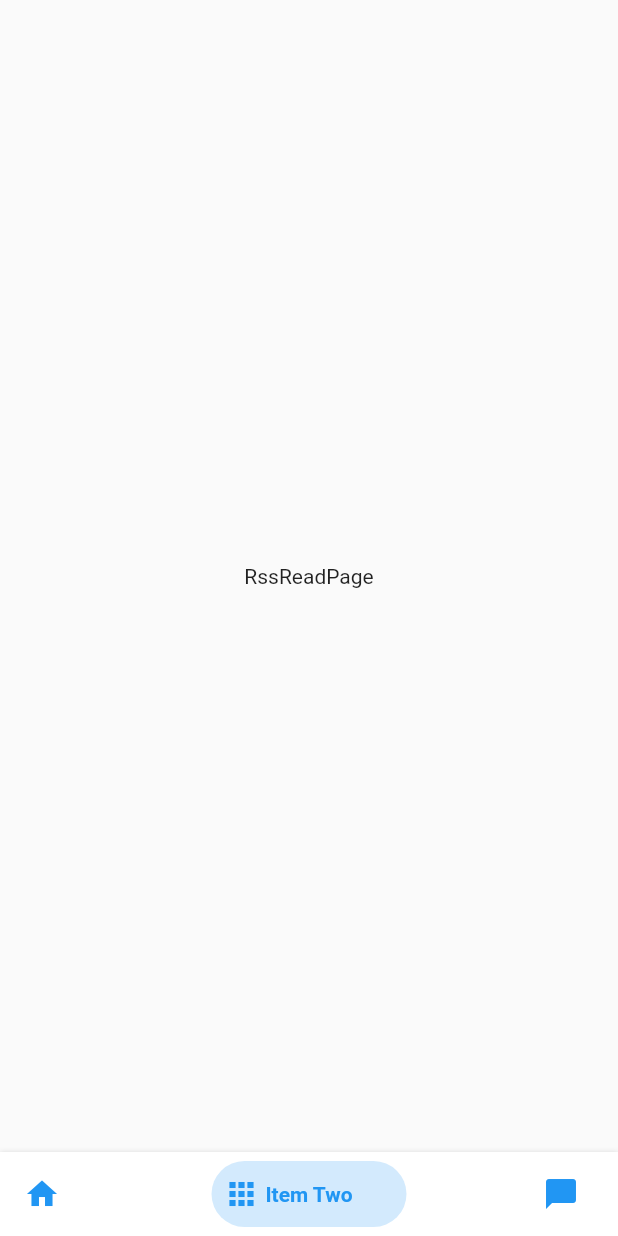
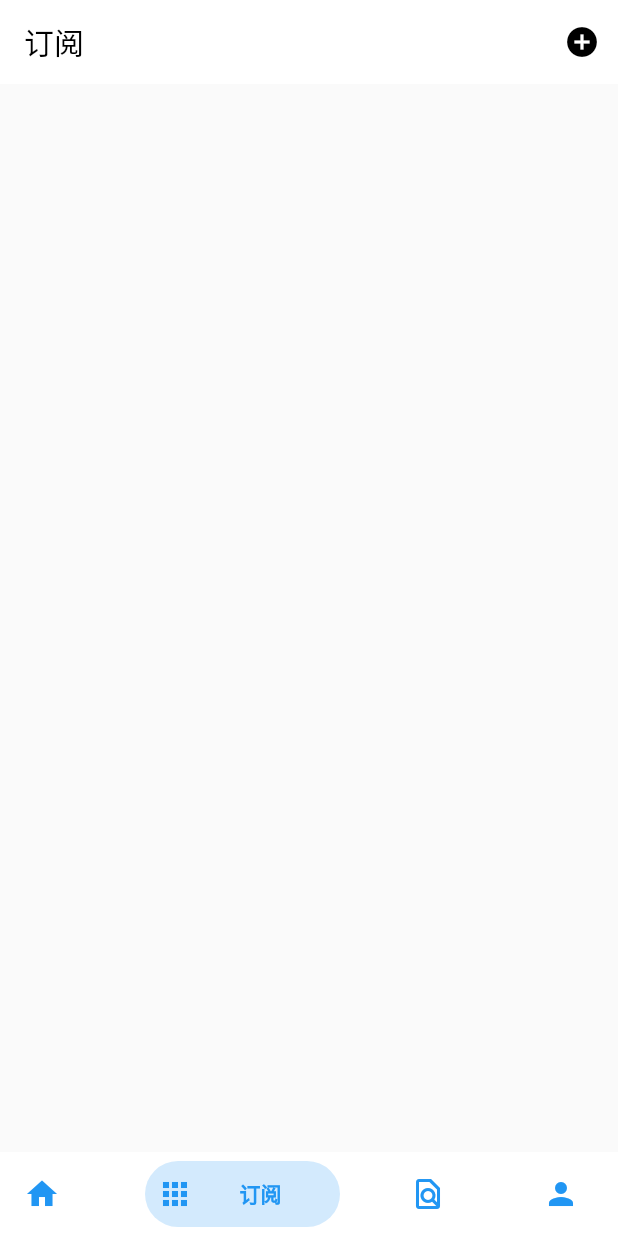
Before and after one commit to swiftdo/flutter_best_practice, a Flutter app: the RssPage screen opened by its route, item 2 of the bottom bar chosen, on a phone screen of 412 x 824 dp. Run offline on Flutter 3.47's test engine with Material 2 defaults, Android fonts, the phone set to English and light mode, and no system bars; drawn by our look-alikes of bottom_navy_bar; our stand-ins replace auto_route, dio, flutter_easyloading, freezed_annotation, hooks_riverpod, rflutter_alert and 1 more.

```diff
--- a/lib/pages/rss/rss_page.dart
+++ b/lib/pages/rss/rss_page.dart
@@ -16,17 +16,31 @@ class RssPage extends HookConsumerWidget {
       routes: const [
         RssIndexRoute(),
         RssReadRoute(),
+        RssFindRoute(),
         RssConfigRoute(),
       ],
       bottomNavigationBuilder: (_, tabsRouter) {
         return BottomNavyBar(
+          showElevation: false,
           selectedIndex: tabsRouter.activeIndex,
           onItemSelected: tabsRouter.setActiveIndex,
           items: <BottomNavyBarItem>[
-            BottomNavyBarItem(title: Text('Item One'), icon: Icon(Icons.home)),
-            BottomNavyBarItem(title: Text('Item Two'), icon: Icon(Icons.apps)),
             BottomNavyBarItem(
-                title: Text('Item Three'), icon: Icon(Icons.chat_bubble)),
+                title: Text('首页'),
+                icon: Icon(Icons.home),
+                textAlign: TextAlign.center),
+            BottomNavyBarItem(
+                title: Text('订阅'),
+                icon: Icon(Icons.apps),
+                textAlign: TextAlign.center),
+            BottomNavyBarItem(
+                title: Text('发现'),
+                icon: Icon(Icons.find_in_page_outlined),
+                textAlign: TextAlign.center),
+            BottomNavyBarItem(
+                title: Text('我的'),
+                icon: Icon(Icons.person),
+                textAlign: TextAlign.center),
           ],
         );
       },
--- a/lib/pages/rss/rss_read_page.dart
+++ b/lib/pages/rss/rss_read_page.dart
@@ -1,12 +1,58 @@
 import 'package:flutter/material.dart';
+import 'package:rflutter_alert/rflutter_alert.dart';
 
 class RssReadPage extends StatelessWidget {
   const RssReadPage({Key? key}) : super(key: key);
 
   @override
   Widget build(BuildContext context) {
-    return Center(
-      child: Text("RssReadPage"),
+    return Scaffold(
+      appBar: AppBar(
+        automaticallyImplyLeading: false,
+        title: const Text(
+          "订阅",
+          style: TextStyle(
+            color: Colors.black,
+          ),
+        ),
+        elevation: 0,
+        centerTitle: false,
+        backgroundColor: Colors.white,
+        actions: [
+          IconButton(
+              onPressed: () {
+                addRss(context);
+              },
+              icon: const Icon(
+                Icons.add_circle,
+                color: Colors.black,
+              ))
+        ],
+      ),
     );
   }
+
+  addRss(BuildContext context) {
+    Alert(
+        context: context,
+        title: "添加订阅",
+        content: Column(
+          children: const <Widget>[
+            TextField(
+              decoration: InputDecoration(
+                labelText: '将订阅源粘贴到这里',
+              ),
+            ),
+          ],
+        ),
+        buttons: [
+          DialogButton(
+            onPressed: () => Navigator.pop(context),
+            child: const Text(
+              "获取",
+              style: TextStyle(color: Colors.white, fontSize: 20),
+            ),
+          )
+        ]).show();
+  }
 }
--- a/lib/router/route.dart
+++ b/lib/router/route.dart
@@ -3,6 +3,7 @@ import 'package:flutter/material.dart';
 import 'package:flutter_best_practice/pages/jokes/jokes_page.dart';
 import 'package:flutter_best_practice/pages/main/main_page.dart';
 import 'package:flutter_best_practice/pages/rss/rss_config_page.dart';
+import 'package:flutter_best_practice/pages/rss/rss_find_page.dart';
 import 'package:flutter_best_practice/pages/rss/rss_index_page.dart';
 import 'package:flutter_best_practice/pages/rss/rss_page.dart';
 import 'package:flutter_best_practice/pages/rss/rss_read_page.dart';
@@ -23,6 +24,7 @@ class AppRouteObserver extends AutoRouterObserver {
     AutoRoute(path: "demo-rss", page: RssPage, children: [
       AutoRoute(path: "index", page: RssIndexPage),
       AutoRoute(path: "read", page: RssReadPage),
+      AutoRoute(path: "find", page: RssFindPage),
       AutoRoute(path: "config", page: RssConfigPage)
     ])
   ],
--- a/pubspec.yaml
+++ b/pubspec.yaml
@@ -42,6 +42,8 @@ dependencies:
   webfeed: ^0.7.0
   bottom_navy_bar: ^6.0.0
 
+  rflutter_alert: ^2.0.4
+
 dev_dependencies:
   flutter_test:
     sdk: flutter
```
Also changed, not shown: lib/pages/rss/rss_find_page.dart (added, +10 -0 lines), lib/router/route.gr.dart, pubspec.lock, 4 other files.
